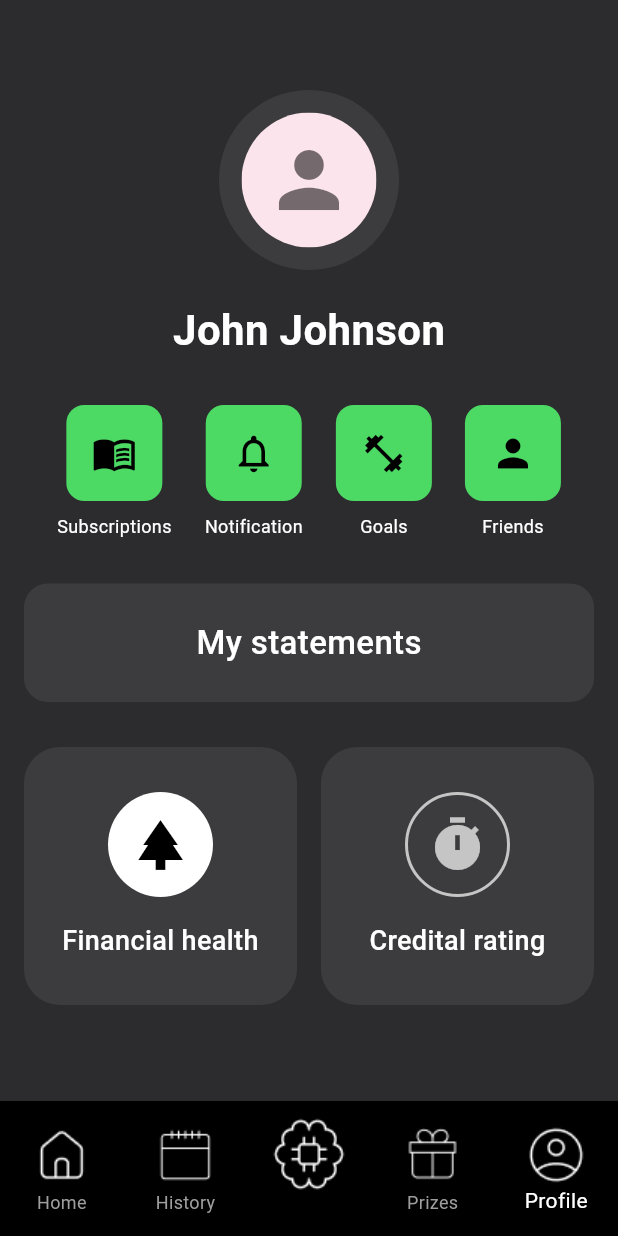
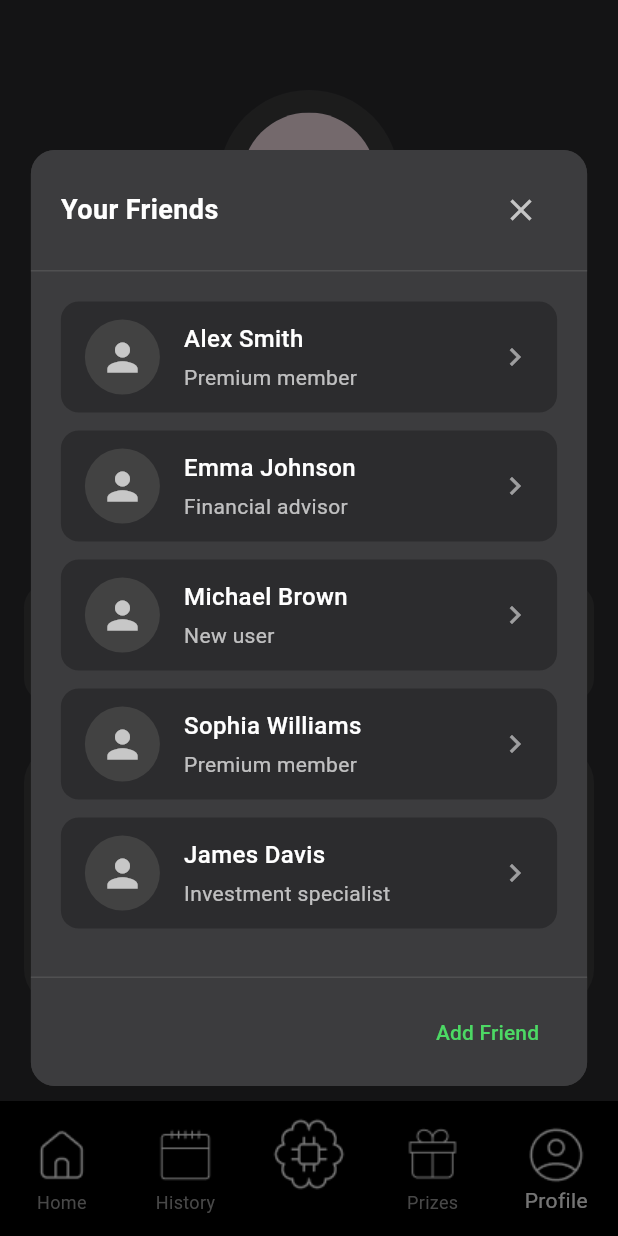
Before and after one commit to petrg01/UNIHACK-TECHNIK, a Flutter app: the screen it shows after launch, item 5 of the bottom bar chosen, after a tap on the "person" icon, on a phone screen of 412 x 824 dp. Run offline on Flutter 3.47's test engine with Material 3 defaults, Android fonts, the phone set to English and light mode, and no system bars; our stand-ins replace flutter_dotenv.

Commit message:
Select friend popup

```diff
--- /dev/null
+++ b/lib/data/friends_data.dart
@@ -0,0 +1,29 @@
+import 'package:technik/widgets/friends_list.dart';
+
+// Sample friends data provider
+class FriendsData {
+  static List<Friend> getSampleFriends() {
+    return [
+      Friend(
+        name: "Alex Smith",
+        status: "Premium member",
+      ),
+      Friend(
+        name: "Emma Johnson",
+        status: "Financial advisor",
+      ),
+      Friend(
+        name: "Michael Brown",
+        status: "New user",
+      ),
+      Friend(
+        name: "Sophia Williams",
+        status: "Premium member",
+      ),
+      Friend(
+        name: "James Davis",
+        status: "Investment specialist",
+      ),
+    ];
+  }
+}
--- a/lib/screens/profile_screen.dart
+++ b/lib/screens/profile_screen.dart
@@ -1,4 +1,7 @@
 import 'package:flutter/material.dart';
+import 'package:technik/widgets/custom_popup.dart';
+import 'package:technik/widgets/friends_list.dart';
+import 'package:technik/data/friends_data.dart';
 
 class ProfileScreen extends StatelessWidget {
   @override
@@ -67,7 +70,7 @@ class ProfileScreen extends StatelessWidget {
                   _buildActionButton(
                     icon: Icons.person,
                     label: "Friends",
-                    onTap: () {},
+                    onTap: () => _showFriendsPopup(context),
                   ),
                 ],
               ),
@@ -120,6 +123,52 @@ class ProfileScreen extends StatelessWidget {
           ),
         ),
       ),
+    );
+  }
+
+  void _showFriendsPopup(BuildContext context) {
+    // Get sample friends data
+    final friends = FriendsData.getSampleFriends();
+
+    // Show the custom popup with friends list
+    CustomPopup.show(
+      context: context,
+      title: "Your Friends",
+      content: FriendsList(
+        friends: friends,
+        onFriendTap: (friend) {
+          // Close the popup
+          Navigator.of(context).pop();
+
+          // Show a snackbar to demonstrate the action
+          ScaffoldMessenger.of(context).showSnackBar(
+            SnackBar(
+              content: Text("Selected friend: ${friend.name}"),
+              backgroundColor: Color(0xFF4CD964), // Green color
+              behavior: SnackBarBehavior.floating,
+            ),
+          );
+        },
+      ),
+      actions: [
+        TextButton(
+          onPressed: () {
+            Navigator.of(context).pop();
+            // Here you could navigate to a 'Add Friend' screen
+            ScaffoldMessenger.of(context).showSnackBar(
+              SnackBar(
+                content: Text("Add friend feature coming soon!"),
+                backgroundColor: Color(0xFF4CD964), // Green color
+                behavior: SnackBarBehavior.floating,
+              ),
+            );
+          },
+          child: Text(
+            "Add Friend",
+            style: TextStyle(color: Color(0xFF4CD964)),
+          ),
+        ),
+      ],
     );
   }
 
--- /dev/null
+++ b/lib/widgets/custom_popup.dart
@@ -0,0 +1,142 @@
+import 'package:flutter/material.dart';
+
+class CustomPopup extends StatelessWidget {
+  final String title;
+  final Widget content;
+  final List<Widget>? actions;
+  final double? width;
+  final double? height;
+  final Color backgroundColor;
+  final BorderRadius borderRadius;
+
+  const CustomPopup({
+    Key? key,
+    required this.title,
+    required this.content,
+    this.actions,
+    this.width,
+    this.height,
+    this.backgroundColor = const Color(0xFF3c3c3e),
+    this.borderRadius = const BorderRadius.all(Radius.circular(16)),
+  }) : super(key: key);
+
+  @override
+  Widget build(BuildContext context) {
+    return Dialog(
+      backgroundColor: Colors.transparent,
+      insetPadding: EdgeInsets.symmetric(horizontal: 20, vertical: 24),
+      child: Container(
+        width: width,
+        constraints: BoxConstraints(
+          maxWidth: width ?? MediaQuery.of(context).size.width * 0.9,
+          maxHeight: height ?? MediaQuery.of(context).size.height * 0.8,
+        ),
+        decoration: BoxDecoration(
+          color: backgroundColor,
+          borderRadius: borderRadius,
+        ),
+        child: Column(
+          mainAxisSize: MainAxisSize.min,
+          children: [
+            // Title bar
+            Container(
+              padding: EdgeInsets.symmetric(vertical: 16, horizontal: 20),
+              decoration: BoxDecoration(
+                color: backgroundColor.withOpacity(0.9),
+                borderRadius: BorderRadius.only(
+                  topLeft: borderRadius.topLeft,
+                  topRight: borderRadius.topRight,
+                ),
+                border: Border(
+                  bottom: BorderSide(
+                    color: Colors.grey.withOpacity(0.2),
+                    width: 1,
+                  ),
+                ),
+              ),
+              child: Row(
+                mainAxisAlignment: MainAxisAlignment.spaceBetween,
+                children: [
+                  Text(
+                    title,
+                    style: TextStyle(
+                      color: Colors.white,
+                      fontSize: 18,
+                      fontWeight: FontWeight.w600,
+                    ),
+                  ),
+                  IconButton(
+                    icon: Icon(Icons.close, color: Colors.white70),
+                    onPressed: () => Navigator.of(context).pop(),
+                    padding: EdgeInsets.zero,
+                    constraints: BoxConstraints(),
+                    splashRadius: 20,
+                  ),
+                ],
+              ),
+            ),
+
+            // Content
+            Flexible(
+              child: SingleChildScrollView(
+                physics: BouncingScrollPhysics(),
+                child: Padding(
+                  padding: EdgeInsets.all(20),
+                  child: content,
+                ),
+              ),
+            ),
+
+            // Actions if any
+            if (actions != null && actions!.isNotEmpty)
+              Container(
+                padding: EdgeInsets.symmetric(horizontal: 20, vertical: 12),
+                decoration: BoxDecoration(
+                  color: backgroundColor.withOpacity(0.9),
+                  borderRadius: BorderRadius.only(
+                    bottomLeft: borderRadius.bottomLeft,
+                    bottomRight: borderRadius.bottomRight,
+                  ),
+                  border: Border(
+                    top: BorderSide(
+                      color: Colors.grey.withOpacity(0.2),
+                      width: 1,
+                    ),
+                  ),
+                ),
+                child: Row(
+                  mainAxisAlignment: MainAxisAlignment.end,
+                  children: actions!,
+                ),
+              ),
+          ],
+        ),
+      ),
+    );
+  }
+
+  // Static method to show the popup easily
+  static Future<T?> show<T>({
+    required BuildContext context,
+    required String title,
+    required Widget content,
+    List<Widget>? actions,
+    double? width,
+    double? height,
+    Color backgroundColor = const Color(0xFF3c3c3e),
+    BorderRadius borderRadius = const BorderRadius.all(Radius.circular(16)),
+  }) {
+    return showDialog<T>(
+      context: context,
+      builder: (context) => CustomPopup(
+        title: title,
+        content: content,
+        actions: actions,
+        width: width,
+        height: height,
+        backgroundColor: backgroundColor,
+        borderRadius: borderRadius,
+      ),
+    );
+  }
+}
--- /dev/null
+++ b/lib/widgets/friends_list.dart
@@ -0,0 +1,124 @@
+import 'package:flutter/material.dart';
+
+class Friend {
+  final String name;
+  final String? avatarUrl;
+  final String? status;
+
+  Friend({
+    required this.name,
+    this.avatarUrl,
+    this.status,
+  });
+}
+
+class FriendsList extends StatelessWidget {
+  final List<Friend> friends;
+  final Function(Friend)? onFriendTap;
+
+  const FriendsList({
+    Key? key,
+    required this.friends,
+    this.onFriendTap,
+  }) : super(key: key);
+
+  @override
+  Widget build(BuildContext context) {
+    if (friends.isEmpty) {
+      return Center(
+        child: Padding(
+          padding: const EdgeInsets.all(20.0),
+          child: Text(
+            "You don't have any friends yet.",
+            style: TextStyle(color: Colors.white70, fontSize: 16),
+            textAlign: TextAlign.center,
+          ),
+        ),
+      );
+    }
+
+    return Column(
+      children: friends.map((friend) => _buildFriendItem(friend, context)).toList(),
+    );
+  }
+
+  Widget _buildFriendItem(Friend friend, BuildContext context) {
+    return InkWell(
+      onTap: onFriendTap != null ? () => onFriendTap!(friend) : null,
+      borderRadius: BorderRadius.circular(12),
+      child: Container(
+        padding: EdgeInsets.symmetric(vertical: 12, horizontal: 16),
+        margin: EdgeInsets.only(bottom: 12),
+        decoration: BoxDecoration(
+          color: Color(0xFF2c2c2e),
+          borderRadius: BorderRadius.circular(12),
+        ),
+        child: Row(
+          children: [
+            // Avatar
+            Container(
+              width: 50,
+              height: 50,
+              decoration: BoxDecoration(
+                color: Colors.grey[800],
+                shape: BoxShape.circle,
+              ),
+              child: friend.avatarUrl != null && friend.avatarUrl!.isNotEmpty
+                  ? ClipOval(
+                      child: Image.network(
+                        friend.avatarUrl!,
+                        fit: BoxFit.cover,
+                        width: 50,
+                        height: 50,
+                        errorBuilder: (context, error, stackTrace) => Icon(
+                          Icons.person,
+                          color: Colors.white70,
+                          size: 30,
+                        ),
+                      ),
+                    )
+                  : Icon(
+                      Icons.person,
+                      color: Colors.white70,
+                      size: 30,
+                    ),
+            ),
+            SizedBox(width: 16),
+            // Name and status
+            Expanded(
+              child: Column(
+                crossAxisAlignment: CrossAxisAlignment.start,
+                children: [
+                  Text(
+                    friend.name,
+                    style: TextStyle(
+                      color: Colors.white,
+                      fontSize: 16,
+                      fontWeight: FontWeight.w500,
+                    ),
+                  ),
+                  if (friend.status != null && friend.status!.isNotEmpty)
+                    Padding(
+                      padding: const EdgeInsets.only(top: 4),
+                      child: Text(
+                        friend.status!,
+                        style: TextStyle(
+                          color: Colors.white70,
+                          fontSize: 14,
+                        ),
+                      ),
+                    ),
+                ],
+              ),
+            ),
+            // Chevron icon
+            Icon(
+              Icons.chevron_right,
+              color: Colors.white54,
+            ),
+          ],
+        ),
+      ),
+    );
+  }
+}
```
